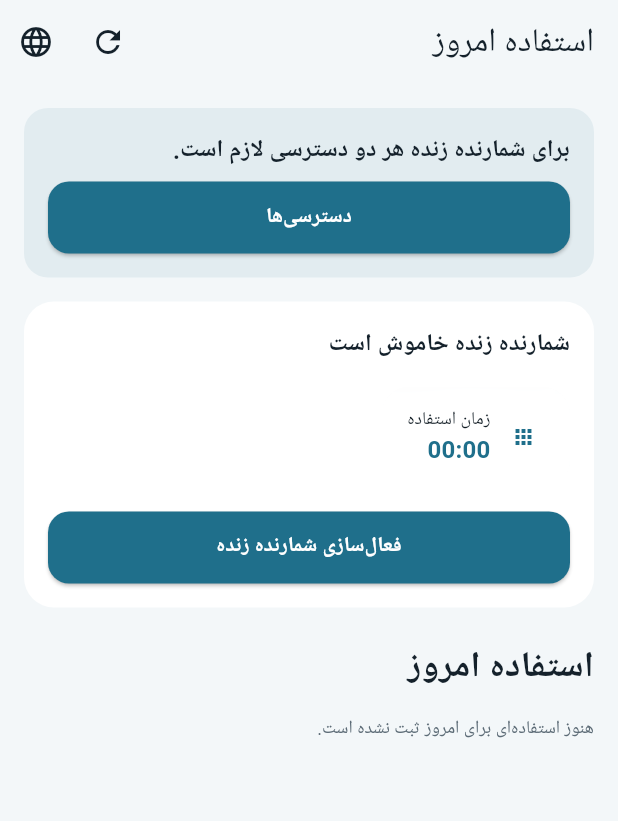
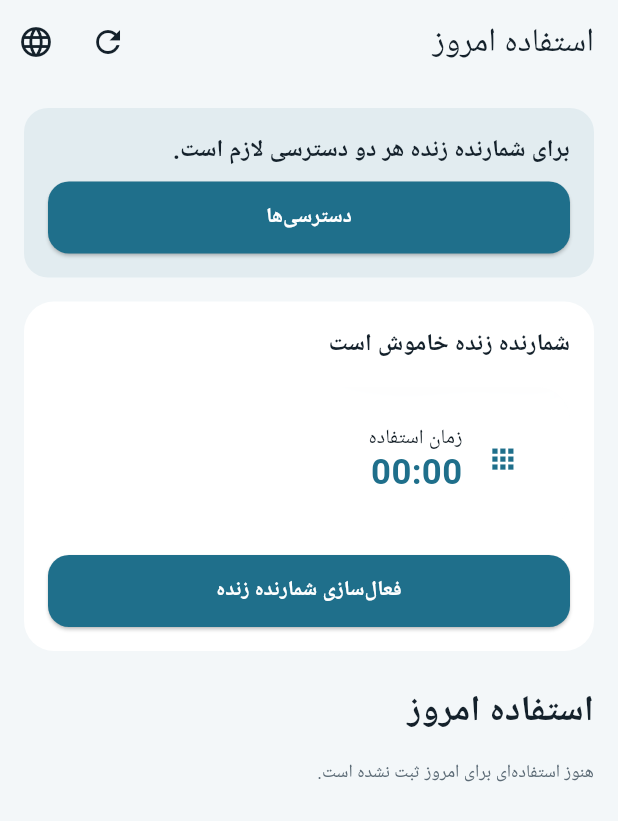
Before and after one commit to aminjafari-dev/app_usage, a Flutter app: the _HomeView screen opened directly, after a tap on the "language" icon, on a phone screen of 412 x 824 dp. Shown: the top 821 px of the screen. Run offline on Flutter 3.47's test engine with Material 3 defaults, Android fonts, the light colour scheme and no system bars; our stand-ins replace dartz, equatable, flutter_bloc, gap, get_it, shared_preferences; missing offline and left inert: flutter_overlay_window, usage_stats; accounts and stored records are empty.

Commit message:
Refactor overlay display logic to improve responsiveness and visual consistency. Adjusted pixel calculations for overlay dimensions based on device pixel ratio. Enhanced UsageGlassCounter widget for better layout handling in different contexts, ensuring text remains within bounds. Updated icon size handling for improved appearance.

````diff
--- a/lib/features/app_usage/data/datasources/overlay_data_source.dart
+++ b/lib/features/app_usage/data/datasources/overlay_data_source.dart
@@ -1,3 +1,5 @@
+import 'dart:ui' show PlatformDispatcher;
+
 import 'package:flutter_overlay_window/flutter_overlay_window.dart';
 
 /// Payload pushed from the main isolate to the overlay UI each tick.
@@ -73,9 +75,20 @@ class OverlayDataSource {
       await FlutterOverlayWindow.closeOverlay();
     }
 
+    // showOverlay applies height/width as raw WindowManager pixels (not dp).
+    // Convert logical design size → physical px so the glass pill fits on all
+    // densities (e.g. 96dp ≈ 269px at 2.8x). Without this, a 96px-tall window
+    // collapses to ~34 logical px and the Column overflows.
+    //
+    // How to use: keep [logicalHeight]/[logicalWidth] as the Flutter layout
+    // size you want; only the native call is density-scaled.
+    // Example: on a 3x device, height becomes 288 physical pixels.
+    const logicalHeight = 96.0;
+    const logicalWidth = 280.0;
+    final dpr = PlatformDispatcher.instance.views.first.devicePixelRatio;
     await FlutterOverlayWindow.showOverlay(
-      height: 64,
-      width: 200,
+      height: (logicalHeight * dpr).round(),
+      width: (logicalWidth * dpr).round(),
       alignment: OverlayAlignment.topCenter,
       flag: OverlayFlag.defaultFlag,
       enableDrag: true,
@@ -83,8 +96,9 @@ class OverlayDataSource {
       overlayContent: 'Live usage counter is running',
       // Keep it near the top instead of snapping to a side edge.
       positionGravity: PositionGravity.none,
-      // Slight offset so the pill sits just under the status bar.
-      startPosition: const OverlayPosition(0, 48),
+      // Slight offset so the pill sits just under the status bar (dp → px
+      // is handled inside the plugin for startPosition).
+      startPosition: const OverlayPosition(0, 40),
     );
   }
 
--- a/lib/features/app_usage/presentation/overlay/overlay_app.dart
+++ b/lib/features/app_usage/presentation/overlay/overlay_app.dart
@@ -48,11 +48,10 @@ class _OverlayAppState extends State<OverlayApp> {
       color: Colors.transparent,
       child: Theme(
         data: AppTheme.light(),
-        child: Center(
-          child: UsageGlassCounter(
-            appName: _appName,
-            todaySeconds: _todaySeconds,
-          ),
+        // Fill the overlay window; the glass pill sizes itself to the window.
+        child: UsageGlassCounter(
+          appName: _appName,
+          todaySeconds: _todaySeconds,
         ),
       ),
     );
--- a/lib/features/app_usage/presentation/widgets/usage_glass_counter.dart
+++ b/lib/features/app_usage/presentation/widgets/usage_glass_counter.dart
@@ -17,6 +17,8 @@ import 'package:app_usage/features/app_usage/domain/entities/app_usage_entity.da
 /// ```
 ///
 /// Shared by the floating overlay and the home-page preview.
+/// Keep [compact] true inside the overlay window so text stays within the
+/// floating surface; use compact false for the larger home preview.
 class UsageGlassCounter extends StatelessWidget {
   /// Creates the glass counter UI.
   const UsageGlassCounter({
@@ -34,41 +36,80 @@ class UsageGlassCounter extends StatelessWidget {
 
   @override
   Widget build(BuildContext context) {
+    final iconSize = compact ? 36.0 : 40.0;
+    final nameStyle = TextStyle(
+      fontSize: compact ? 13 : 14,
+      fontWeight: FontWeight.w500,
+      color: AppTheme.overlayText,
+      height: 1.1,
+    );
+    final timeStyle = TextStyle(
+      fontSize: compact ? 22 : 24,
+      fontWeight: FontWeight.w700,
+      color: AppTheme.overlayAccent,
+      height: 1.1,
+    );
+
+    return LayoutBuilder(
+      builder: (context, constraints) {
+        // Overlay window gives tight bounds; home preview does not.
+        final fillParent = constraints.hasBoundedHeight &&
+            constraints.maxHeight.isFinite &&
+            constraints.maxHeight < 200;
+
         return ClipRRect(
-      borderRadius: BorderRadius.circular(18),
+          borderRadius: BorderRadius.circular(22),
           child: BackdropFilter(
-        filter: ImageFilter.blur(sigmaX: 16, sigmaY: 16),
+            filter: ImageFilter.blur(sigmaX: 18, sigmaY: 18),
             child: Container(
+              width: fillParent ? double.infinity : (compact ? 260.0 : 280.0),
+              height: fillParent ? double.infinity : (compact ? 88.0 : 96.0),
               padding: EdgeInsets.symmetric(
-            horizontal: compact ? 12 : 16,
-            vertical: compact ? 8 : 12,
+                horizontal: compact ? 14 : 18,
+                vertical: compact ? 10 : 14,
               ),
               decoration: BoxDecoration(
                 color: AppTheme.glassFill,
-            borderRadius: BorderRadius.circular(18),
-            border: Border.all(color: AppTheme.glassBorder),
+                borderRadius: BorderRadius.circular(22),
+                border: Border.all(color: AppTheme.glassBorder, width: 1.2),
               ),
+              // Scale the whole row down when the overlay window is smaller
+              // than the design size (density quirks / resize races). Without
+              // FittedBox, a tight maxHeight makes the text Column overflow.
+              //
+              // How to use: keep children at their natural sizes; FittedBox
+              // shrinks them uniformly only when the parent is too small.
+              // Example: a 40px-tall overlay still shows icon + name + time.
+              child: FittedBox(
+                fit: BoxFit.scaleDown,
+                alignment: Alignment.centerLeft,
+                child: SizedBox(
+                  // Intrinsic design width so Expanded has a real budget when
+                  // the outer Container is unbounded (home preview path).
+                  width: compact ? 232 : 244,
+                  height: 68,
                   child: Row(
-            mainAxisSize: MainAxisSize.min,
                     children: [
-              _IconBubble(iconBytes: iconBytes),
+                      _IconBubble(iconBytes: iconBytes, size: iconSize),
                       GGap.s(),
-              Flexible(
+                      Expanded(
                         child: Column(
-                  mainAxisSize: MainAxisSize.min,
+                          mainAxisAlignment: MainAxisAlignment.center,
+                          mainAxisSize: MainAxisSize.max,
                           crossAxisAlignment: CrossAxisAlignment.start,
                           children: [
-                    GText(
+                            Text(
                               appName,
-                      style: Theme.of(context).textTheme.bodySmall,
-                      color: AppTheme.overlayText,
+                              style: nameStyle,
                               maxLines: 1,
                               overflow: TextOverflow.ellipsis,
                             ),
-                    GText(
+                            const SizedBox(height: 2),
+                            Text(
                               formatUsageDuration(todaySeconds),
-                      style: Theme.of(context).textTheme.titleMedium,
-                      color: AppTheme.overlayAccent,
+                              style: timeStyle,
+                              maxLines: 1,
+                              overflow: TextOverflow.ellipsis,
                             ),
                           ],
                         ),
@@ -77,34 +118,40 @@ class UsageGlassCounter extends StatelessWidget {
                   ),
                 ),
               ),
+            ),
+          ),
+        );
+      },
     );
   }
 }
 
-/// Tiny circular app-icon (or fallback glyph) inside the glass pill.
+/// Circular app-icon (or fallback glyph) inside the glass pill.
 class _IconBubble extends StatelessWidget {
-  const _IconBubble({this.iconBytes});
+  const _IconBubble({this.iconBytes, this.size = 28});
 
   final List<int>? iconBytes;
+  final double size;
 
   @override
   Widget build(BuildContext context) {
     final bytes = iconBytes;
+    final glyphSize = size * 0.55;
     return Container(
-      width: 28,
-      height: 28,
+      width: size,
+      height: size,
       decoration: const BoxDecoration(
         color: AppTheme.surface,
         shape: BoxShape.circle,
       ),
       clipBehavior: Clip.antiAlias,
       child: bytes == null
-          ? const Icon(Icons.apps, size: 16, color: AppTheme.primary)
+          ? Icon(Icons.apps, size: glyphSize, color: AppTheme.primary)
           : Image.memory(
               Uint8List.fromList(bytes),
               fit: BoxFit.cover,
               errorBuilder: (context, error, stackTrace) =>
-                  const Icon(Icons.apps, size: 16, color: AppTheme.primary),
+                  Icon(Icons.apps, size: glyphSize, color: AppTheme.primary),
             ),
     );
   }
@@ -138,7 +185,7 @@ class UsageAppTile extends StatelessWidget {
       ),
       child: Row(
         children: [
-          _IconBubble(iconBytes: entity.iconBytes),
+          _IconBubble(iconBytes: entity.iconBytes, size: 32),
           GGap.s(),
           Expanded(
             child: GText(
````
Lines whose indentation alone changed are shown as unchanged.
